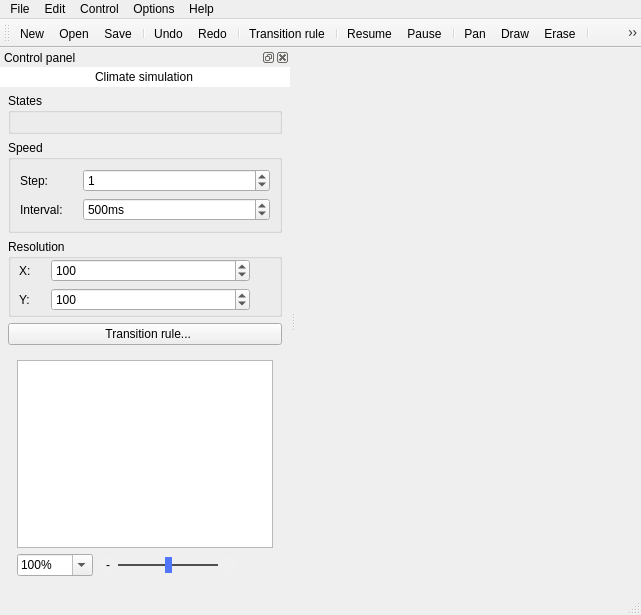
IWVQ/Cellullar, file src/mainwindow.ui: the form before one commit.
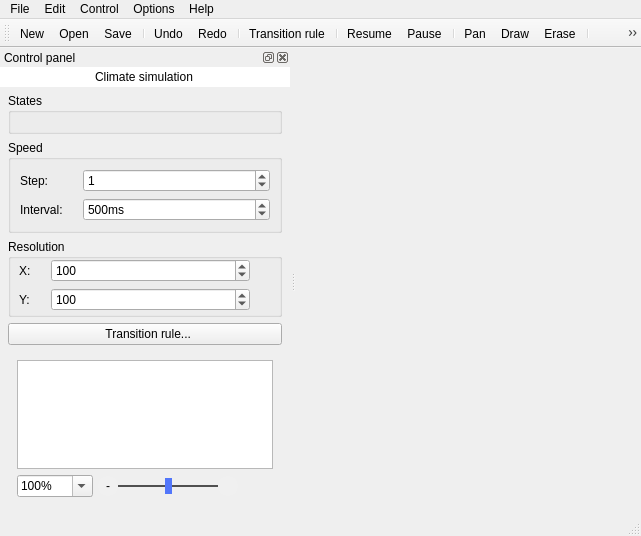
The form after the commit. Icons and pictures are not drawn.

Diff of the .ui file:
```diff
--- a/src/mainwindow.ui
+++ b/src/mainwindow.ui
@@ -7,7 +7,7 @@
     <x>0</x>
     <y>0</y>
     <width>641</width>
-    <height>615</height>
+    <height>536</height>
    </rect>
   </property>
   <property name="minimumSize">
```
Left out of the diff: 7 changed lines with no effect on the pictures.
